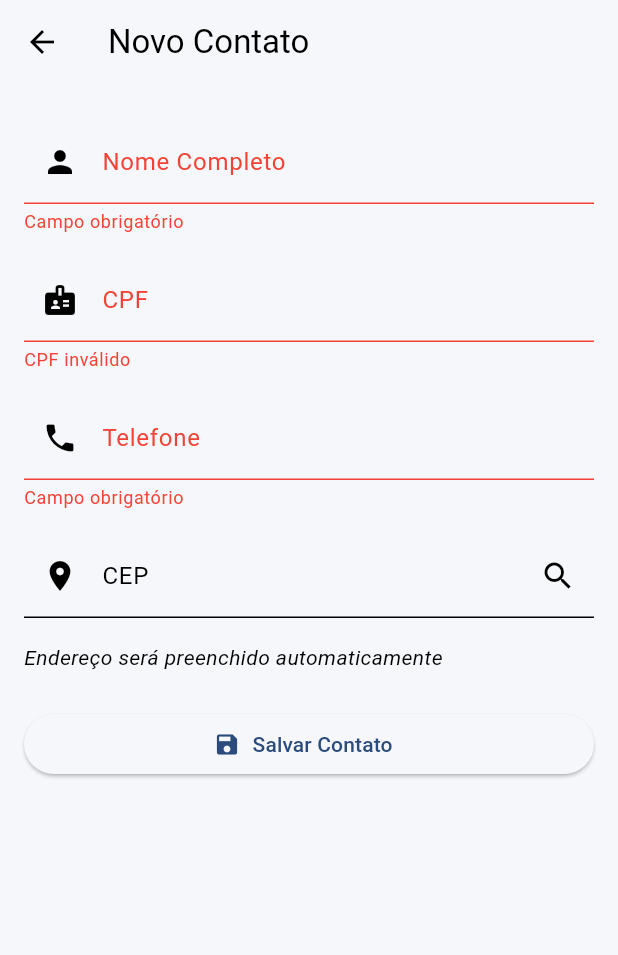
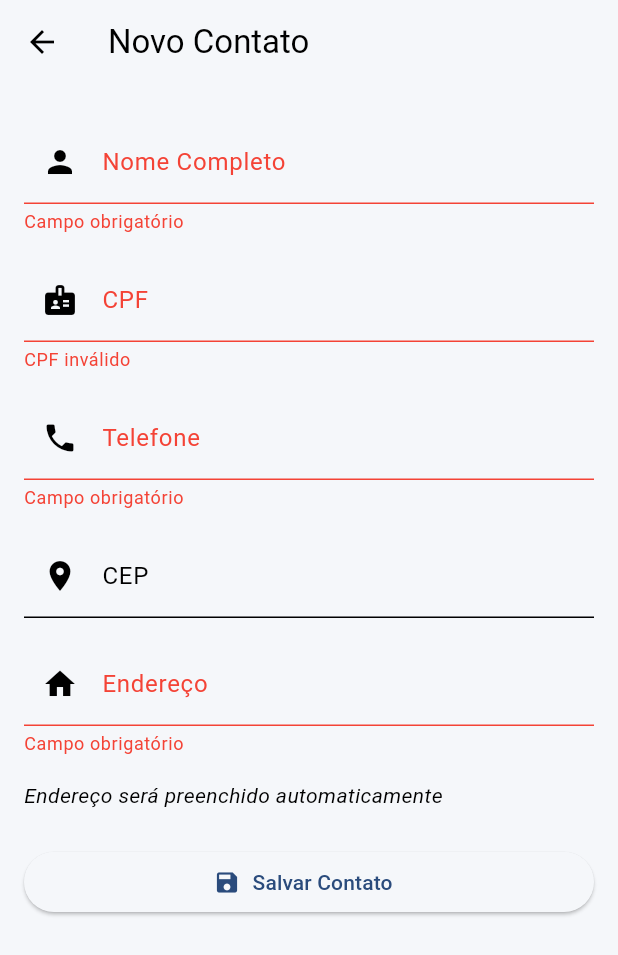
Before and after one commit to JulianoSant/smart-list, a Flutter app: the ContactForm screen opened by its route, after a tap on "Salvar Contato", on a phone screen of 412 x 824 dp. Shown: the top 955 px of the screen. Run offline on Flutter 3.47's test engine with Material 3 defaults, Android fonts, the phone set to English and light mode, and no system bars; our stand-ins replace cloud_firestore, dio, firebase_auth, firebase_core, flutter_map, go_router and 2 more; accounts and stored records are empty.

Commit message:
melhorias fomrulario

```diff
--- a/lib/views/contact/contact_form.dart
+++ b/lib/views/contact/contact_form.dart
@@ -21,6 +21,36 @@ class _ContactFormState extends State<ContactForm> {
   final _nameController = TextEditingController();
   final _cpfController = TextEditingController();
   final _phoneController = TextEditingController();
+  final _addressController = TextEditingController();
+
+  @override
+  void initState() {
+    super.initState();
+    _cepController.addListener(_onCepChanged);
+  }
+
+  @override
+  void dispose() {
+    _cepController.dispose();
+    _nameController.dispose();
+    _cpfController.dispose();
+    _phoneController.dispose();
+    _addressController.dispose();
+    super.dispose();
+  }
+
+  void _onCepChanged() {
+    final contactProvider = Provider.of<ContactProvider>(context, listen: false);
+    String cep = _cepController.text.replaceAll(RegExp(r'\D'), '');
+
+    if (cep.length == 8 && !contactProvider.isFetchingAddress) {
+      contactProvider.fetchAddress(cep).then((_) {
+        if (mounted) {
+          _addressController.text = contactProvider.fetchedAddress;
+        }
+      });
+    }
+  }
 
   @override
   Widget build(BuildContext context) {
@@ -64,27 +94,31 @@ class _ContactFormState extends State<ContactForm> {
                 icon: Icons.location_on,
                 inputFormatters: [CepInputFormatter()],
                 keyboardType: TextInputType.number,
-                suffixIcon: contactProvider.isFetchingAddress
-                    ? const Padding(
-                        padding: EdgeInsets.all(12.0),
-                        child: CircularProgressIndicator(strokeWidth: 2),
-                      )
-                    : IconButton(
-                        icon: const Icon(Icons.search),
-                        onPressed: () => contactProvider.fetchAddress(_cepController.text),
+              ),
+              _buildTextField(
+                controller: _addressController,
+                label: 'Endereço',
+                icon: Icons.home,
+                validator: (value) => value!.isEmpty ? 'Campo obrigatório' : null,
+                enabled: !contactProvider.isFetchingAddress,
+              ),
+              if (contactProvider.isFetchingAddress)
+                Padding(
+                  padding: const EdgeInsets.symmetric(vertical: 8.0),
+                  child: Center(
+                    child: CircularProgressIndicator(
+                      valueColor: AlwaysStoppedAnimation(theme.colorScheme.primary),
                     ),
                   ),
+                ),
+              if (contactProvider.fetchedAddress.isEmpty && !contactProvider.isFetchingAddress)
                 Padding(
                   padding: const EdgeInsets.symmetric(vertical: 8.0),
                   child: Text(
-                  contactProvider.fetchedAddress.isNotEmpty
-                      ? contactProvider.fetchedAddress
-                      : 'Endereço será preenchido automaticamente',
+                    'Endereço será preenchido automaticamente',
                     style: theme.textTheme.bodyMedium?.copyWith(
-                    fontStyle: contactProvider.fetchedAddress.isNotEmpty ? FontStyle.normal : FontStyle.italic,
-                    color: contactProvider.fetchedAddress.isNotEmpty
-                        ? theme.colorScheme.primary
-                        : theme.colorScheme.onSurfaceVariant,
+                      fontStyle: FontStyle.italic,
+                      color: theme.colorScheme.onSurfaceVariant,
                     ),
                   ),
                 ),
@@ -96,7 +130,7 @@ class _ContactFormState extends State<ContactForm> {
                       name: _nameController.text,
                       cpf: _cpfController.text,
                       phone: _phoneController.text,
-                      address: contactProvider.fetchedAddress,
+                      address: _addressController.text,
                       lat: 0,
                       lng: 0,
                     );
@@ -122,7 +156,7 @@ class _ContactFormState extends State<ContactForm> {
     List<TextInputFormatter>? inputFormatters,
     TextInputType keyboardType = TextInputType.text,
     String? Function(String?)? validator,
-    Widget? suffixIcon,
+    bool enabled = true,
   }) {
     return Padding(
       padding: const EdgeInsets.symmetric(vertical: 8.0),
@@ -131,11 +165,12 @@ class _ContactFormState extends State<ContactForm> {
         decoration: InputDecoration(
           labelText: label,
           prefixIcon: Icon(icon),
-          suffixIcon: suffixIcon,
+          filled: !enabled,
         ),
         inputFormatters: inputFormatters,
         keyboardType: keyboardType,
         validator: validator,
+        enabled: enabled,
       ),
     );
   }
```
Lines whose indentation alone changed are shown as unchanged.
